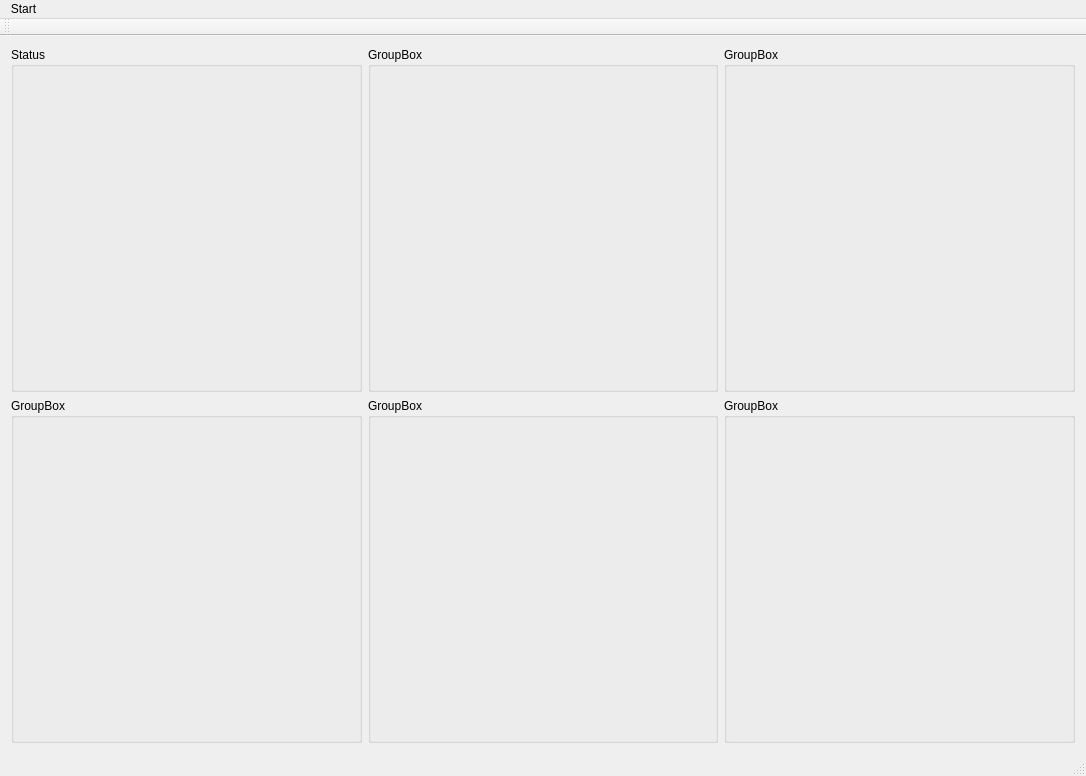
Above: MainWindow.ui from Ranlvor/LANPartyManager before the change. Below: the same form after it.
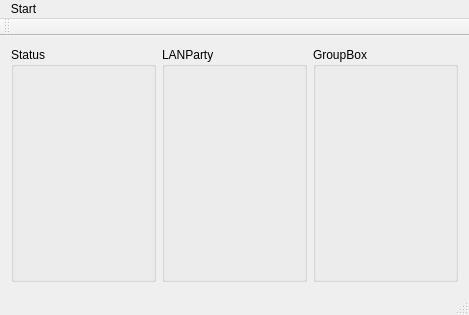
That is the form after the change. Custom widgets are drawn as their Qt base class.

```diff
--- a/MainWindow.ui
+++ b/MainWindow.ui
@@ -6,50 +6,21 @@
    <rect>
     <x>0</x>
     <y>0</y>
-    <width>1086</width>
-    <height>776</height>
+    <width>469</width>
+    <height>315</height>
    </rect>
   </property>
+  <property name="sizePolicy">
+   <sizepolicy hsizetype="Minimum" vsizetype="Minimum">
+    <horstretch>0</horstretch>
+    <verstretch>0</verstretch>
+   </sizepolicy>
+  </property>
   <property name="windowTitle">
    <string>MainWindow</string>
   </property>
   <widget class="QWidget" name="centralWidget">
    <layout class="QGridLayout" name="gridLayout">
-    <item row="0" column="1">
-     <widget class="QGroupBox" name="groupBox">
-      <property name="title">
-       <string>GroupBox</string>
-      </property>
-     </widget>
-    </item>
-    <item row="0" column="2">
-     <widget class="QGroupBox" name="groupBox_2">
-      <property name="title">
-       <string>GroupBox</string>
-      </property>
-     </widget>
-    </item>
-    <item row="1" column="0">
-     <widget class="QGroupBox" name="groupBox_3">
-      <property name="title">
-       <string>GroupBox</string>
-      </property>
-     </widget>
-    </item>
-    <item row="1" column="1">
-     <widget class="QGroupBox" name="groupBox_4">
-      <property name="title">
-       <string>GroupBox</string>
-      </property>
-     </widget>
-    </item>
-    <item row="1" column="2">
-     <widget class="QGroupBox" name="groupBox_5">
-      <property name="title">
-       <string>GroupBox</string>
-      </property>
-     </widget>
-    </item>
     <item row="0" column="0">
      <widget class="QGroupBox" name="groupBox_6">
       <property name="title">
@@ -62,6 +33,20 @@
       </layout>
      </widget>
     </item>
+    <item row="0" column="1">
+     <widget class="QGroupBox" name="groupBox">
+      <property name="title">
+       <string>LANParty</string>
+      </property>
+     </widget>
+    </item>
+    <item row="0" column="2">
+     <widget class="QGroupBox" name="groupBox_2">
+      <property name="title">
+       <string>GroupBox</string>
+      </property>
+     </widget>
+    </item>
    </layout>
   </widget>
   <widget class="QMenuBar" name="menuBar">
@@ -69,7 +54,7 @@
     <rect>
      <x>0</x>
      <y>0</y>
-     <width>1086</width>
+     <width>469</width>
      <height>20</height>
     </rect>
    </property>
```
Left out of the diff: 4 changed lines with no effect on the pictures.
